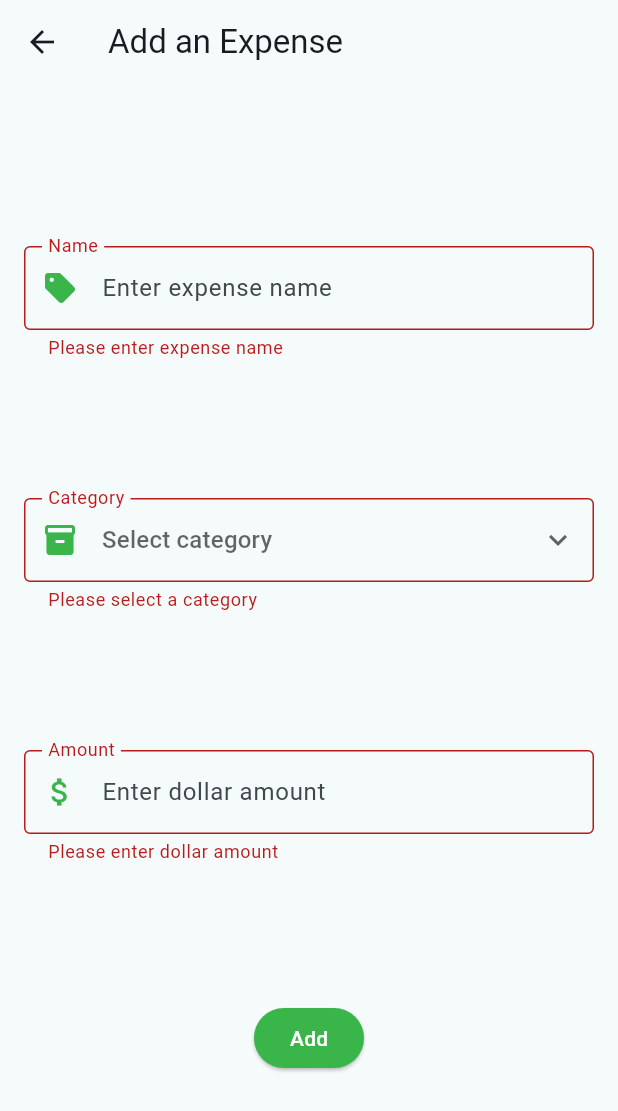
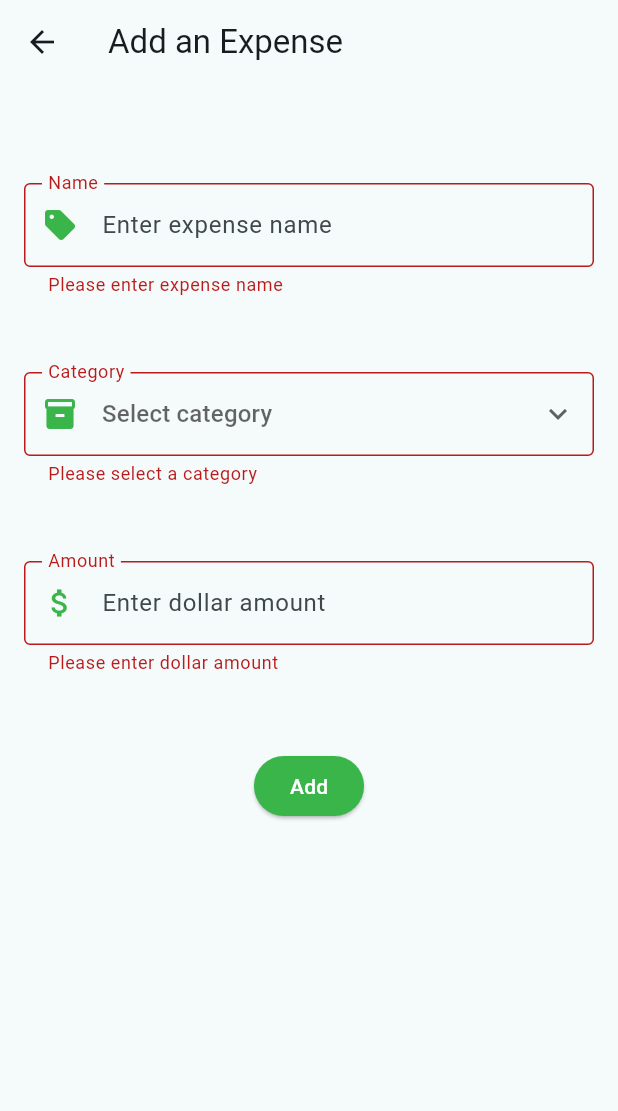
Before and after one commit to kdudley9/expense-tracker-app, a Flutter app: the AddExpenseForm screen opened directly, after a tap on "Add", on a phone screen of 412 x 824 dp. Shown: the top 1111 px of the screen. Run offline on Flutter 3.47's test engine with Material 3 defaults, Android fonts, the phone set to English and light mode, and no system bars; our stand-ins replace sqflite; accounts and stored records are empty.

Commit message:
Integrate form submission with database

```diff
--- a/expense_tracker/lib/pages/add_expense_form.dart
+++ b/expense_tracker/lib/pages/add_expense_form.dart
@@ -1,4 +1,6 @@
+import 'package:expense_tracker/database/expense_db.dart';
 import 'package:flutter/material.dart';
+import 'package:flutter/services.dart';
 
 class AddExpenseForm extends StatefulWidget {
   const AddExpenseForm({super.key});
@@ -22,6 +24,33 @@ class _AddExpenseFormState extends State<AddExpenseForm> {
     'Miscellaneous'
   ];
   String? selectedCategory;
+  List<Map<String, dynamic>> _currentExpenses = [];
+
+  final TextEditingController _titleController = TextEditingController();
+  final TextEditingController _categoryController = TextEditingController();
+  final TextEditingController _amountController = TextEditingController();
+
+  void _refreshCurrentExpenses() async {
+    final data = await ExpenseDB.getExpenses();
+    setState(() {
+      _currentExpenses = data;
+      print('CURRENT EXPENSES /////// $_currentExpenses ///////');
+    });
+  }
+
+  @override
+  void initState() {
+    super.initState;
+    _refreshCurrentExpenses();
+  }
+
+  Future<void> _addExpense() async {
+    await ExpenseDB.createExpense(
+        title: _titleController.text,
+        category: _categoryController.text,
+        amount: double.parse(_amountController.text));
+    _refreshCurrentExpenses();
+  }
 
   @override
   Widget build(BuildContext context) {
@@ -33,10 +62,15 @@ class _AddExpenseFormState extends State<AddExpenseForm> {
         key: _formKey,
         child: Padding(
           padding: const EdgeInsets.all(16.0),
+          child: SingleChildScrollView(
             child: Column(
-            mainAxisAlignment: MainAxisAlignment.spaceEvenly,
+              mainAxisAlignment: MainAxisAlignment.center,
               children: [
+                const SizedBox(
+                  height: 50,
+                ),
                 TextFormField(
+                  controller: _titleController,
                   validator: (value) {
                     if (value == null || value.isEmpty) {
                       return 'Please enter expense name';
@@ -53,6 +87,9 @@ class _AddExpenseFormState extends State<AddExpenseForm> {
                     ),
                     floatingLabelBehavior: FloatingLabelBehavior.always,
                   ),
+                ),
+                const SizedBox(
+                  height: 50,
                 ),
                 DropdownButtonFormField(
                   validator: (value) {
@@ -81,11 +118,20 @@ class _AddExpenseFormState extends State<AddExpenseForm> {
                   onChanged: (String? newValue) {
                     setState(() {
                       selectedCategory = newValue!;
+                      _categoryController.text = newValue;
                     });
                   },
                 ),
+                const SizedBox(
+                  height: 50,
+                ),
                 TextFormField(
+                  controller: _amountController,
                   keyboardType: TextInputType.number,
+                  inputFormatters: [
+                    FilteringTextInputFormatter.allow(
+                        RegExp(r'^\d+\.?\d{0,2}')),
+                  ],
                   validator: (value) {
                     if (value == null || value.isEmpty) {
                       return 'Please enter dollar amount';
@@ -103,6 +149,9 @@ class _AddExpenseFormState extends State<AddExpenseForm> {
                     floatingLabelBehavior: FloatingLabelBehavior.always,
                   ),
                 ),
+                const SizedBox(
+                  height: 50,
+                ),
                 ElevatedButton(
                   style: ButtonStyle(
                     backgroundColor: MaterialStateProperty.all(
@@ -113,9 +162,10 @@ class _AddExpenseFormState extends State<AddExpenseForm> {
                   child: const Text('Add'),
                   onPressed: () {
                     if (_formKey.currentState!.validate()) {
-                    ScaffoldMessenger.of(context).showSnackBar(
-                      const SnackBar(content: Text('Processing Data')),
-                    );
+                      _addExpense();
+                      _titleController.text = '';
+                      _categoryController.text = '';
+                      Navigator.of(context).pop();
                     }
                   },
                 ),
@@ -123,6 +173,7 @@ class _AddExpenseFormState extends State<AddExpenseForm> {
             ),
           ),
         ),
+      ),
     );
   }
 }
```
Also changed, not shown: expense_tracker/lib/pages/current_expenses_page.dart (added, +28 -0 lines). Lines whose indentation alone changed are shown as unchanged.
